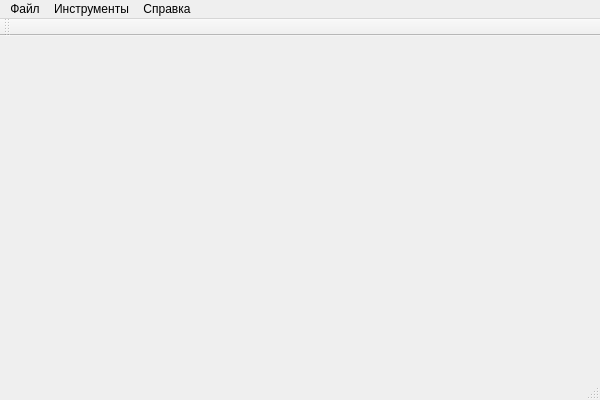
Above: mainwindow.ui from TERRANZ/terragraph2 before the change. Below: the same form after it.
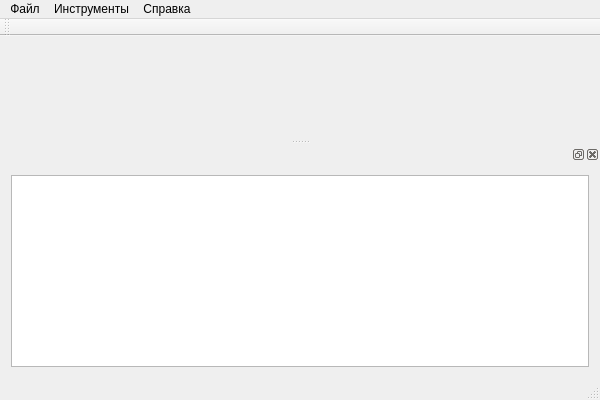
That is the form after the change.

Commit message: меняем гуи

The edit to the form file:
```diff
--- a/mainwindow.ui
+++ b/mainwindow.ui
@@ -14,7 +14,7 @@
    <string>MainWindow</string>
   </property>
   <widget class="QWidget" name="centralWidget">
-   <layout class="QGridLayout" name="gridLayout"/>
+   <layout class="QVBoxLayout" name="verticalLayout"/>
   </widget>
   <widget class="QMenuBar" name="menuBar">
    <property name="geometry">
@@ -64,6 +64,18 @@
    </attribute>
   </widget>
   <widget class="QStatusBar" name="statusBar"/>
+  <widget class="QDockWidget" name="dockWidget">
+   <attribute name="dockWidgetArea">
+    <number>8</number>
+   </attribute>
+   <widget class="QWidget" name="dockWidgetContents">
+    <layout class="QGridLayout" name="gridLayout">
+     <item row="0" column="0">
+      <widget class="QTextEdit" name="textEdit"/>
+     </item>
+    </layout>
+   </widget>
+  </widget>
   <action name="actOpen">
    <property name="text">
     <string>Открыть...</string>
```
The commit also changes 1 other file.
